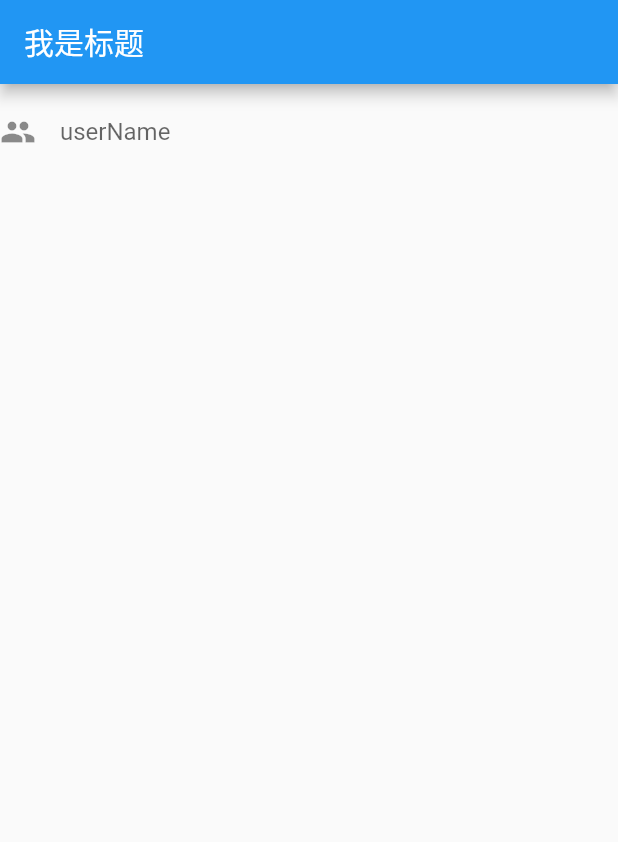
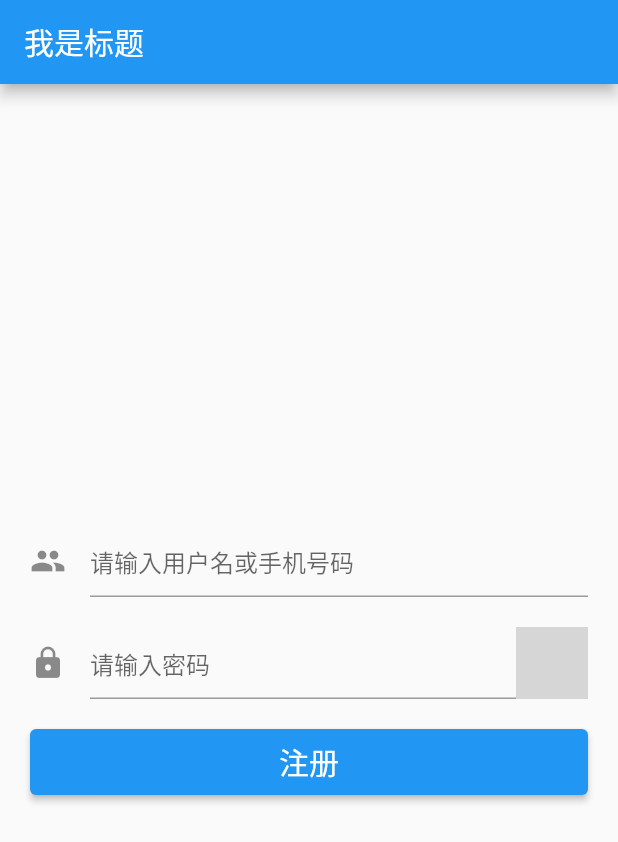
Before and after one commit to Sundyyer/flutterCode, a Flutter app: the screen it shows after launch, on a phone screen of 412 x 824 dp. Shown: the top 842 px of the screen. Run offline on Flutter 3.47's test engine with Material 2 defaults, Android fonts, the phone set to English and light mode, and no system bars; statements that could not run were skipped; grey boxes are pictures that could not be loaded.

Commit message:
实现注册页面

```diff
--- a/flutter_demo/lib/main.dart
+++ b/flutter_demo/lib/main.dart
@@ -1,3 +1,5 @@
+import 'dart:convert';
+
 import 'package:flutter/material.dart';
 
 void main() {
@@ -10,7 +12,7 @@ class MyApp extends StatelessWidget {
   @override
   Widget build(BuildContext context) {
     return MaterialApp(
-      title: 'Button Demo',
+      title: 'TextField Demo',
       home:  MyHomePage(),
     );
   }
@@ -23,47 +25,111 @@ class MyHomePage extends StatelessWidget {
       appBar: AppBar(
         title: Text("我是标题"),
       ),
-      body: TextFieldDemo(),
+      body: contentWidget(),
     );
   }
 }
 
-class TextFieldDemo extends StatefulWidget {
 
+
+
+/// 继承自statefulWidget必须写state，因为在state去维护状态的变化
+/// 整块内容的widget
+class contentWidget extends StatefulWidget {
   @override
-  State<StatefulWidget> createState() => _TextFieldDemoState();
+  State<StatefulWidget> createState() {
+    return _contentState();
+  }
+}
+/// 这里用下划线的原因是因为在dart中私有化一个属性是用下划线
+class _contentState extends State<contentWidget> {
+  @override
+  Widget build(BuildContext context) {
+    return loginWidget();
+  }
 }
 
-class _TextFieldDemoState extends State<TextFieldDemo> {
+/// 登录的widget
+class loginWidget extends StatefulWidget {
+  @override
+  State<StatefulWidget> createState() {
+    return _loginState();
+  }
+}
 
-  final textEditController = TextEditingController();
+class _loginState extends State<loginWidget> {
 
-  @override
-  void initState() {
-    super.initState();
-        textEditController.text = "hello world";
-    textEditController.addListener(() {
-      print("textEditController:${textEditController.text}");
-    });
+  final registerFormkey = GlobalKey<FormState>();
+
+  String username = "";
+  String password = "";
+
+  void saveRegisterForm() {
+
+    if (username.length == 0 || username == "") {
+      print("当前输入的用户名为空$username");
+      return;
+    }
+
+    if (password.length == 0 || password == "") {
+      print("当前输入的密码为空$password");
+      return;
+    }
+
+
+    registerFormkey.currentState?.save();
+    registerFormkey.currentState?.validate();
+    print("当前输入用户名是:$username, 密码是:$password");
+
   }
 
   @override
   Widget build(BuildContext context) {
-    return TextField(
-      decoration: InputDecoration(
-        icon: Icon(Icons.people),
-        labelText: "userName",
-        hintText: "请输入用户名",
-        border: InputBorder.none,
-      ),
-      //事件监听
-      onChanged: (value) {
-        print("onChanged：$value");
-      },
-      //键盘的提交按钮
-      onSubmitted: (value) {
-        print("onSubmitted:$value");
-      },
+    return Padding(
+      padding: const EdgeInsets.all(20.0),
+      child: Form(
+          child: Column( //child:这里只能存放一个textField
+            key: registerFormkey,
+            mainAxisAlignment: MainAxisAlignment.center,
+            children: [ //children:这里就可以存放多个textField
+
+              TextFormField( //用户名的textField
+                decoration: const InputDecoration( //这里存放着textField中的icon
+                  icon: Icon(Icons.people),
+                  hintText: "请输入用户名或手机号码",
+                ),
+                onChanged: (value) {
+                  this.username = value ?? "";
+                  print("$value");
+                },
+              ),
+
+              SizedBox(height: 20,),
+
+              TextFormField( //密码的TextField
+                obscureText: true,
+                decoration: const InputDecoration(
+                  icon: Icon(Icons.lock),
+                  hintText: "请输入密码",
+                  suffixIcon: ImageIcon(image)
+                ),
+                onChanged: (value) {
+                  this.password = value ?? "";
+                  print("$value");
+                },
+              ),
+
+              SizedBox(height: 20,),
+
+              Container(
+                width: double.infinity,
+                height: 44,
+                child: ElevatedButton(onPressed: saveRegisterForm,
+                  child: Text("注册",style: TextStyle(fontSize: 20,color: Colors.white),),
+                ),
+              ),
+            ],
+      )),
     );
   }
 }
```
